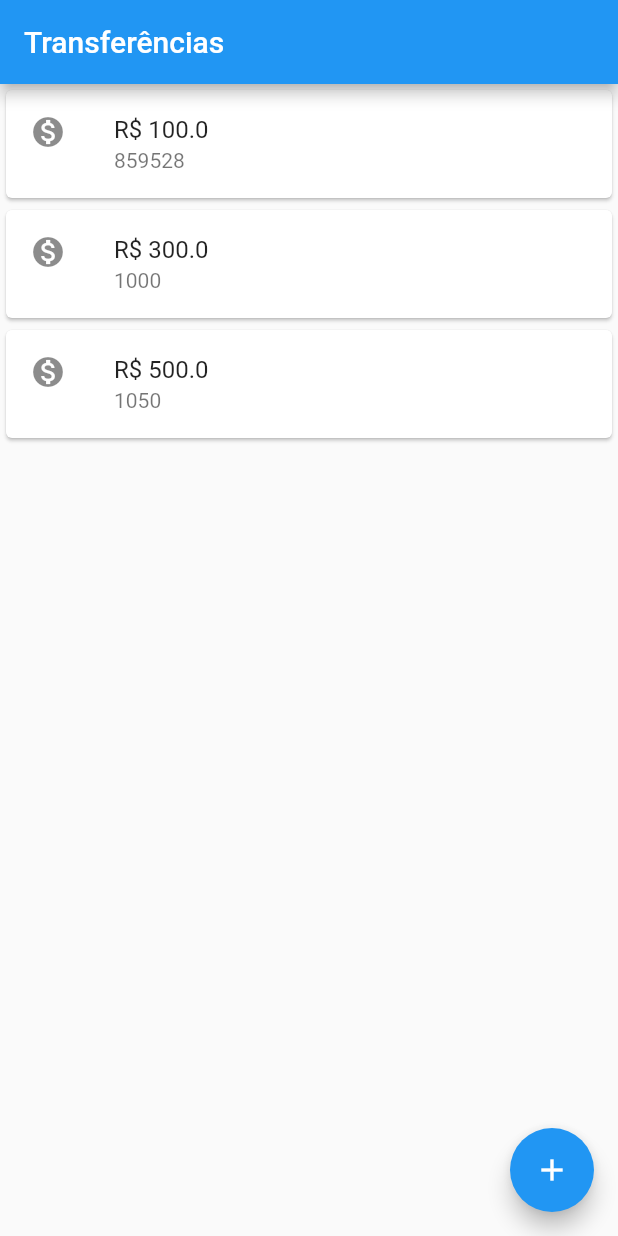
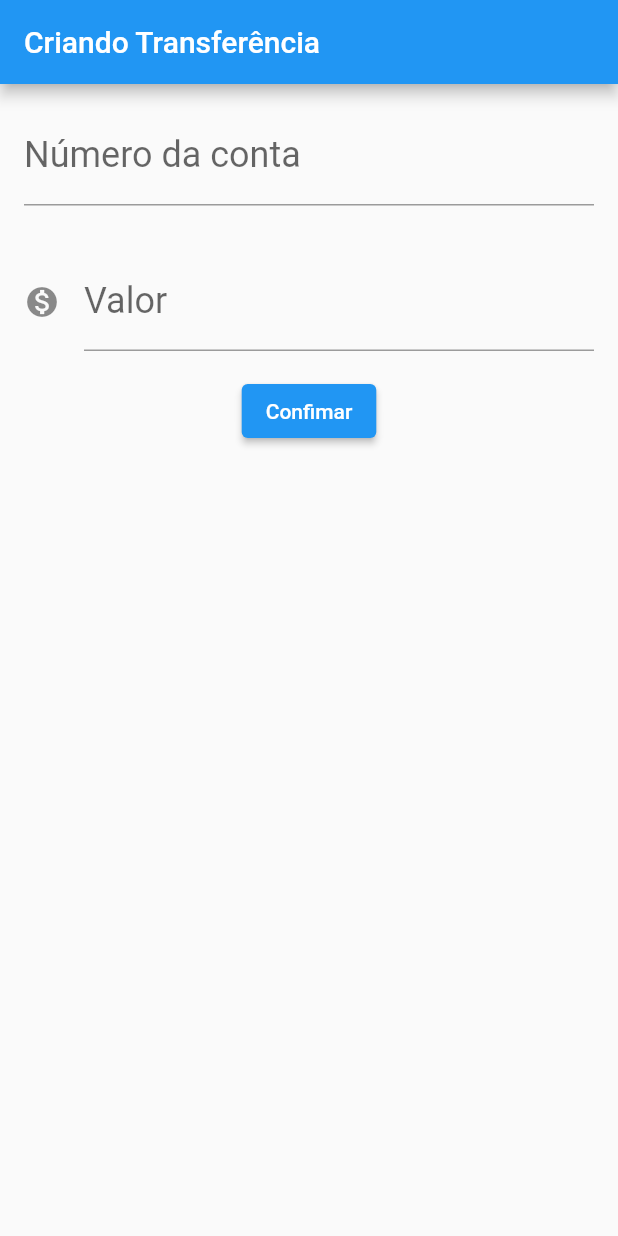
Before and after one commit to Allysontecn23/Flutter, a Flutter app: the screen it shows after launch, on a phone screen of 412 x 824 dp. Run offline on Flutter 3.47's test engine with Material 2 defaults, Android fonts, the phone set to English and light mode, and no system bars.

Commit message:
Update project

```diff
--- a/bytebank/lib/main.dart
+++ b/bytebank/lib/main.dart
@@ -1,16 +1,20 @@
 import 'package:flutter/material.dart';
 
 void main() {
-  runApp(MaterialApp(
+  runApp(const BytebankApp());
+}
+
+class BytebankApp extends StatelessWidget {
+  const BytebankApp({super.key});
+
+  @override
+  Widget build(BuildContext context) {
+    return  MaterialApp(
       home: Scaffold(
-      body: const ListaTransferencias(),
-      appBar: AppBar(title: const Text("Transferências")),
-      floatingActionButton: FloatingActionButton(
-        onPressed: () {},
-        child: const Icon(Icons.add),
+        body: FormularioTransferencia(),
       ),
-    ),
-  ));
+    );
+  }
 }
 
 class ListaTransferencias extends StatelessWidget {
@@ -18,12 +22,19 @@ class ListaTransferencias extends StatelessWidget {
 
   @override
   Widget build(BuildContext context) {
-    return Column(
+    return Scaffold(
+      appBar: AppBar(title: const Text("Transferências")),
+      body: Column(
         children: [
           ItemTransferencia(transferencia: Transferencia(100.0, 859528)),
           ItemTransferencia(transferencia: Transferencia(300.0, 1000)),
           ItemTransferencia(transferencia: Transferencia(500.0, 1050)),
         ],
+      ),
+      floatingActionButton: FloatingActionButton(
+        onPressed: () {},
+        child: const Icon(Icons.add),
+      ),
     );
   }
 }
@@ -50,4 +61,69 @@ class Transferencia {
   final int numeroConta;
 
   Transferencia(this.valor, this.numeroConta);
+
+
+  @override
+  String toString() {
+    return 'Transparecia{valor: $valor, numeroConta: $numeroConta}';
   }
+}
+
+class FormularioTransferencia extends StatelessWidget {
+
+  final TextEditingController _controladorCampoNumeroConta = TextEditingController();
+  final TextEditingController _controladorCampoValor = TextEditingController();
+
+
+  @override
+  Widget build(BuildContext context) {
+    return  Scaffold(
+      appBar: AppBar(
+        title: const Text("Criando Transferência"),
+      ),
+      body:  Column(
+        children: [
+            Padding(
+            padding: EdgeInsets.all(16.0),
+             child:  TextField(
+              controller: _controladorCampoNumeroConta,
+              decoration: InputDecoration(
+                labelText: "Número da conta",
+                labelStyle: TextStyle(
+                  fontSize: 24.0
+                ),
+                hintText: "0000",
+              ),
+              keyboardType: TextInputType.number,
+             ),
+           ),
+            Padding(
+            padding: EdgeInsets.all(16.0),
+             child:  TextField(
+              controller: _controladorCampoValor,
+              decoration: InputDecoration(
+                icon: Icon(Icons.monetization_on),
+                labelText: "Valor",
+                labelStyle: TextStyle(
+                  fontSize: 24.0
+                ),
+                hintText: "0.00",
+              ),
+              keyboardType: TextInputType.number,
+             ),
+           ),
+           ElevatedButton(
+            onPressed: () {
+              final int? numeroConta = int.tryParse(_controladorCampoNumeroConta.text);
+              final double? valor = double.tryParse(_controladorCampoValor.text);
+              if(numeroConta != null && valor != null) {
+                final transferenciaCriada = Transferencia(valor, numeroConta);
+                debugPrint('${transferenciaCriada}');
+              }
+            },
+            child: const Text("Confimar"))
+        ],
+      ),
+    );
+  }
+}
```
Lines whose indentation alone changed are shown as unchanged.
